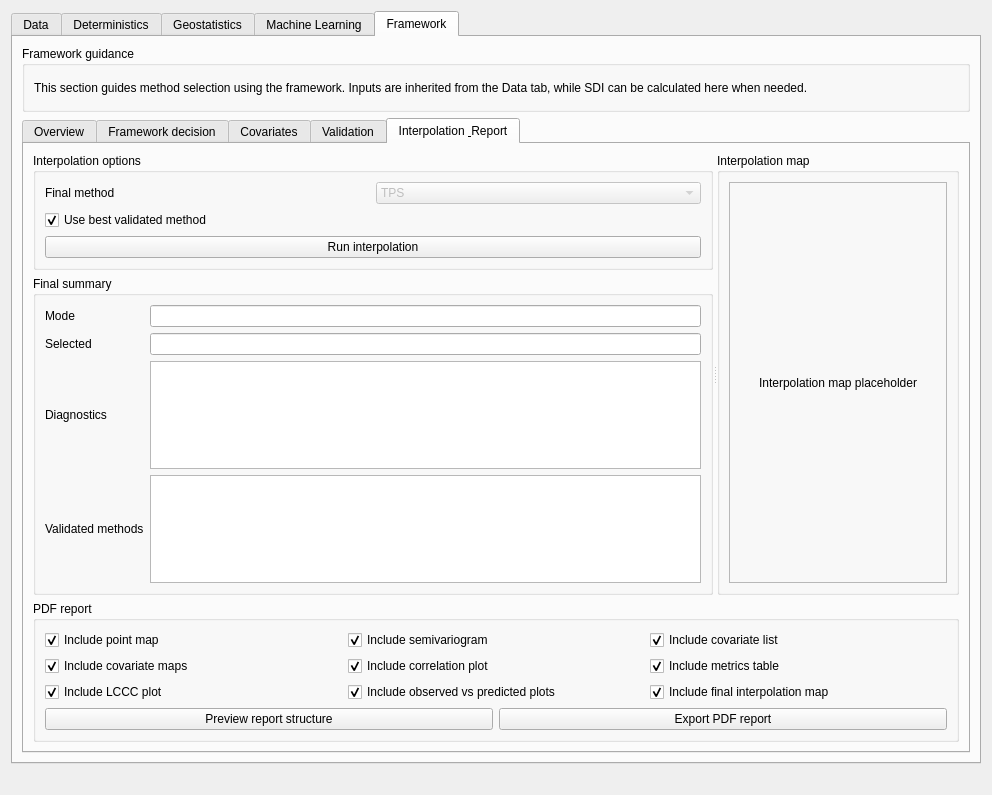
This is bestfitinterpolator/BestFitInterpolator_dialog_base.ui in ladelgadobe/BestFitInterpolation as Qt 5 draws it before an edit. The edited form follows.
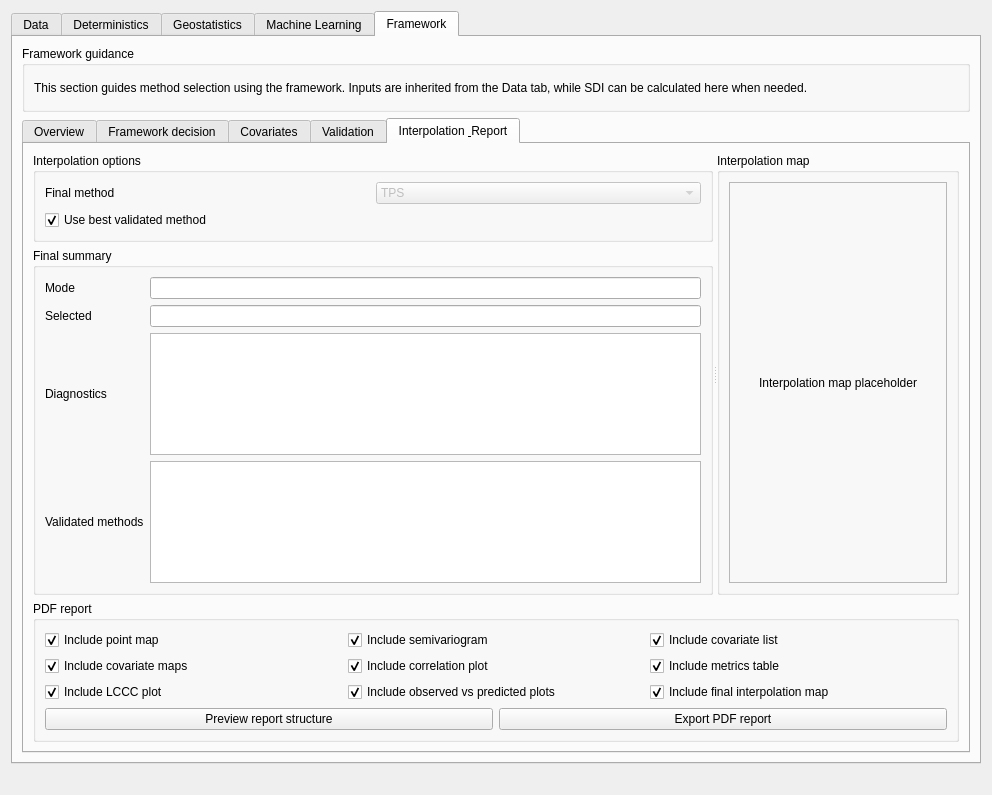
This is the edited form. The open tabs and pages were chosen to show the change. Icons and pictures are not drawn.

Commit message:
Reuse interpolation settings during validation
Snapshot training data, predictors, final model parameters, and variograms so every validation matches its completed interpolation. Make fold generation reproducible, add a regression test, and remove the redundant Framework interpolation button.

The edit to the form file:
```diff
--- a/bestfitinterpolator/BestFitInterpolator_dialog_base.ui
+++ b/bestfitinterpolator/BestFitInterpolator_dialog_base.ui
@@ -4715,13 +4715,6 @@
                     </property>
                    </widget>
                   </item>
-                  <item row="2" column="0" colspan="2">
-                   <widget class="QPushButton" name="btnFrameworkRunInterpolation">
-                    <property name="text">
-                     <string>Run interpolation</string>
-                    </property>
-                   </widget>
-                  </item>
                  </layout>
                 </widget>
                </item>
```
The commit also changes 4 other files.
